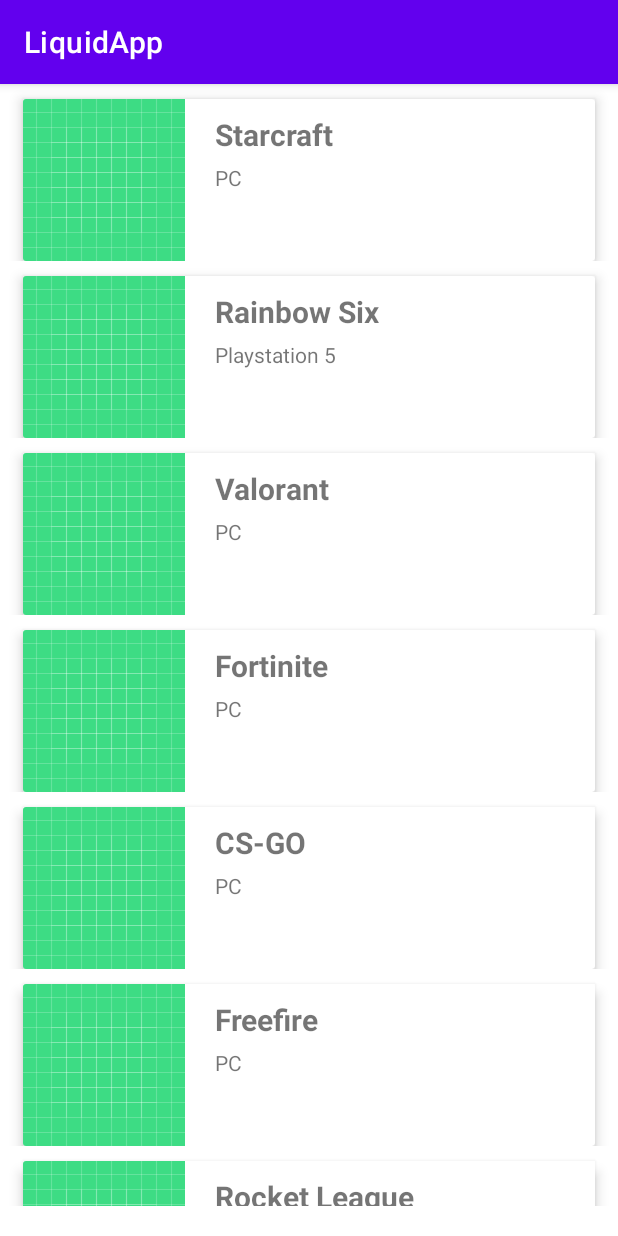
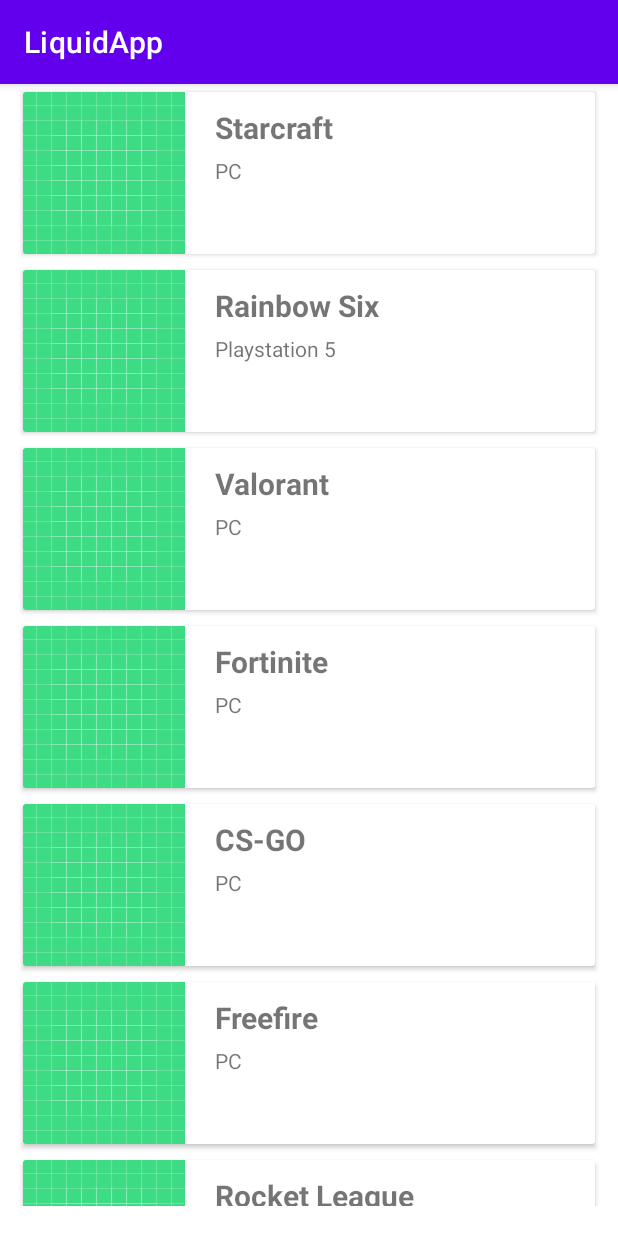
Before and after one commit to dbnascimentof/LiquidApp, an Android app: the screen it shows after launch (GamesActivity), after a tap on "GAMES", on a phone screen of 412 x 824 dp. Run offline under Robolectric (Android 15) with nearby library versions, the phone set to English and light mode, and no system bars.

Commit message:
Several improvements to the game list and details page.

```diff
--- a/app/src/main/java/br/com/danielfilho/liquidapp/adapters/GameAdapter.java
+++ b/app/src/main/java/br/com/danielfilho/liquidapp/adapters/GameAdapter.java
@@ -1,15 +1,20 @@
 package br.com.danielfilho.liquidapp.adapters;
 
+import android.content.Intent;
 import android.view.LayoutInflater;
 import android.view.View;
 import android.view.ViewGroup;
 import android.widget.TextView;
+import android.widget.Toast;
+
 import androidx.annotation.NonNull;
+import androidx.cardview.widget.CardView;
 import androidx.recyclerview.widget.RecyclerView;
 import java.util.List;
 
 import br.com.danielfilho.liquidapp.R;
 import br.com.danielfilho.liquidapp.model.Game;
+import br.com.danielfilho.liquidapp.viewmodel.GameDetailActivity;
 
 public class GameAdapter extends RecyclerView.Adapter<GameAdapter.GameViewHolder>{
 
@@ -28,11 +33,18 @@ public class GameAdapter extends RecyclerView.Adapter<GameAdapter.GameViewHolder
 
     @Override
     public void onBindViewHolder(@NonNull GameViewHolder holder, int position) {
+        CardView gameCard = holder.itemView.findViewById(R.id.card_game);
         TextView gameTitle = holder.itemView.findViewById(R.id.txt_game_title);
         TextView gamePlatform = holder.itemView.findViewById(R.id.txt_game_platform);
 
         gameTitle.setText(liquidGames.get(position).getTitle());
         gamePlatform.setText(liquidGames.get(position).getPlatform());
+
+        gameCard.setOnClickListener(View -> {
+            Intent intent = new Intent(gameCard.getContext(), GameDetailActivity.class);
+            intent.putExtra("gameId", liquidGames.get(position).getGameId());
+            gameCard.getContext().startActivity(intent);
+        });
 
     }
 
--- a/app/src/main/java/br/com/danielfilho/liquidapp/adapters/PlayerAdapter.java
+++ b/app/src/main/java/br/com/danielfilho/liquidapp/adapters/PlayerAdapter.java
@@ -4,8 +4,10 @@ import android.view.LayoutInflater;
 import android.view.View;
 import android.view.ViewGroup;
 import android.widget.TextView;
+import android.widget.Toast;
 
 import androidx.annotation.NonNull;
+import androidx.cardview.widget.CardView;
 import androidx.recyclerview.widget.RecyclerView;
 
 import java.util.List;
@@ -31,6 +33,7 @@ public class PlayerAdapter extends RecyclerView.Adapter<PlayerAdapter.GameViewHo
 
     @Override
     public void onBindViewHolder(@NonNull GameViewHolder holder, int position) {
+        CardView playerCard = holder.itemView.findViewById(R.id.card_player);
         TextView playerName = holder.itemView.findViewById(R.id.txt_player_name);
         TextView playerNickName = holder.itemView.findViewById(R.id.txt_player_nickname);
         TextView playerCountry = holder.itemView.findViewById(R.id.txt_player_country);
@@ -39,6 +42,9 @@ public class PlayerAdapter extends RecyclerView.Adapter<PlayerAdapter.GameViewHo
         playerNickName.setText(liquidPlayers.get(position).getNickname());
         playerCountry.setText(liquidPlayers.get(position).getCountry());
 
+        playerCard.setOnClickListener(View -> {
+            Toast.makeText(playerCard.getContext(), "Click on " + liquidPlayers.get(position).getName(),Toast.LENGTH_SHORT).show();
+        });
     }
 
     @Override
--- a/app/src/main/java/br/com/danielfilho/liquidapp/data/GameData.java
+++ b/app/src/main/java/br/com/danielfilho/liquidapp/data/GameData.java
@@ -9,19 +9,28 @@ import br.com.danielfilho.liquidapp.model.Game;
 
 public final class GameData {
     private final static List<Game> liquidGames = new ArrayList<>(Arrays.asList(
-            new Game("Starcraft", "PC"),
-            new Game("Rainbow Six", "Playstation 5"),
-            new Game("Valorant", "PC"),
-            new Game("Fortinite", "PC"),
-            new Game("CS-GO", "PC"),
-            new Game("Freefire", "PC"),
-            new Game("Rocket League", "PC"),
-            new Game("GTA V", "PC"),
-            new Game("Fifa 23", "Playstation 5")
+            new Game(1, "Starcraft", "PC"),
+            new Game(2, "Rainbow Six", "Playstation 5"),
+            new Game(3, "Valorant", "PC"),
+            new Game(4, "Fortinite", "PC"),
+            new Game(5, "CS-GO", "PC"),
+            new Game(6, "Freefire", "PC"),
+            new Game(7, "Rocket League", "PC"),
+            new Game(8, "GTA V", "PC"),
+            new Game(9, "Fifa 23", "Playstation 5")
     ));
 
     public static List<Game> getLiquidGames() {
         return liquidGames;
+    }
+
+    public static Game getGameById(int gameId){
+        for (Game game : liquidGames) {
+            if (game.getGameId() == gameId) {
+                return game;
+            }
+        }
+        return null;
     }
 
     public static List<Game> getGameByPlatform(String platform) {
--- a/app/src/main/java/br/com/danielfilho/liquidapp/model/Game.java
+++ b/app/src/main/java/br/com/danielfilho/liquidapp/model/Game.java
@@ -2,12 +2,22 @@ package br.com.danielfilho.liquidapp.model;
 
 public class Game {
 
+    private int gameId;
     private String title;
     private String platform;
 
-    public Game(String title, String platform) {
+    public Game(int gameId, String title, String platform) {
+        this.gameId = gameId;
         this.title = title;
         this.platform = platform;
+    }
+
+    public int getGameId() {
+        return gameId;
+    }
+
+    public void setGameId(int gameId) {
+        this.gameId = gameId;
     }
 
     public String getTitle() {
--- a/app/src/main/java/br/com/danielfilho/liquidapp/model/Player.java
+++ b/app/src/main/java/br/com/danielfilho/liquidapp/model/Player.java
@@ -9,6 +9,7 @@ public class Player {
     private int age;
     private String country;
     private List<Game> playedGames = new ArrayList<>();
+
 
     public Player(String name, String nickname, int age, String country, List<Game> playedGames) {
         this.name = name;
--- a/app/src/main/res/layout/activity_games_list_item.xml
+++ b/app/src/main/res/layout/activity_games_list_item.xml
@@ -12,13 +12,15 @@
         android:layout_height="wrap_content"
         android:layout_marginStart="15dp"
         android:layout_marginEnd="15dp"
-        android:layout_marginTop="10dp"
-        app:cardElevation="5dp"
+        android:layout_marginTop="5dp"
+        android:layout_marginBottom="5dp"
+        app:cardElevation="2dp"
         android:clickable="true"
         android:focusable="true"
         app:layout_constraintTop_toTopOf="parent"
         app:layout_constraintStart_toStartOf="parent"
-        app:layout_constraintEnd_toEndOf="parent">
+        app:layout_constraintEnd_toEndOf="parent"
+        app:layout_constraintBottom_toBottomOf="parent">
 
         <RelativeLayout
             android:layout_width="match_parent"
```
Also changed, not shown: app/src/main/AndroidManifest.xml (+7 -0 lines), app/src/main/java/br/com/danielfilho/liquidapp/viewmodel/GameDetailActivity.java (added, +34 -0 lines), app/src/main/res/layout/activity_game_detail.xml (added, +31 -0 lines), app/src/main/res/values/strings.xml (+7 -3 lines).
